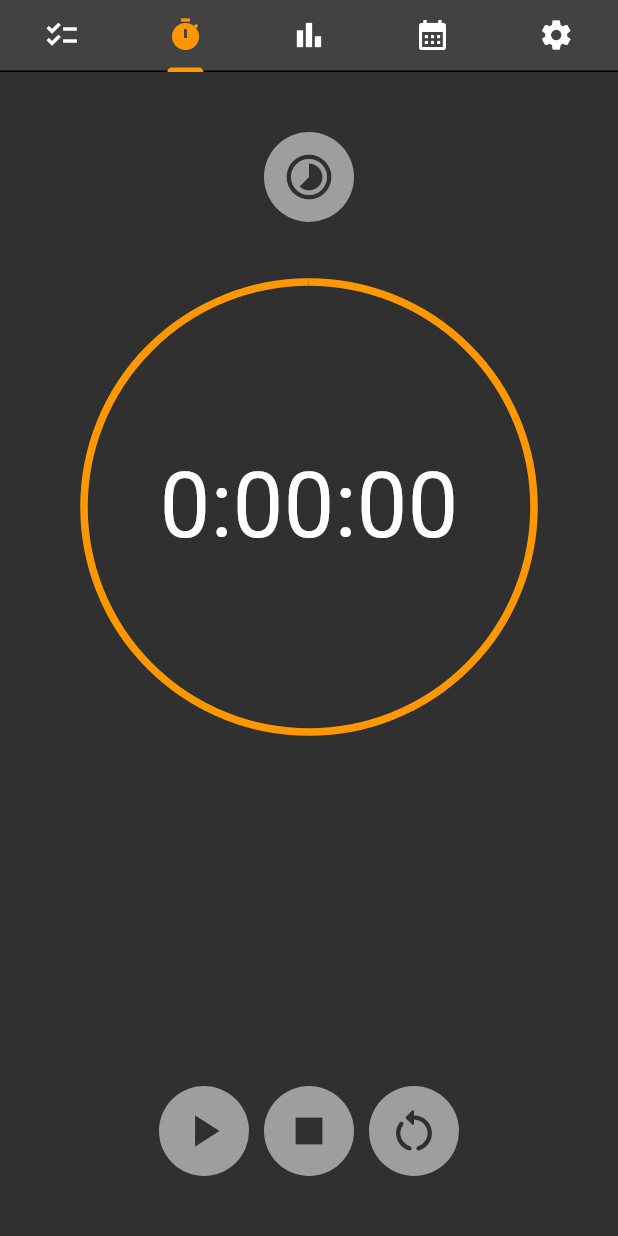
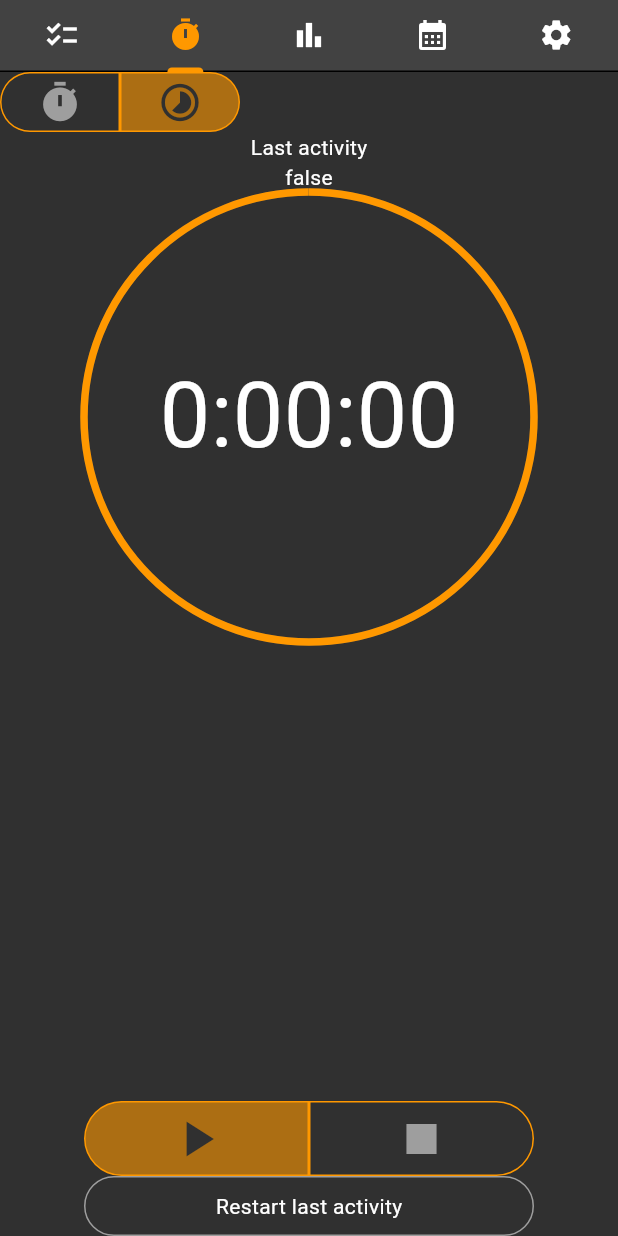
Before and after one commit to Knowny/flutter-time-manager, a Flutter app: the screen it shows after launch, tab 2 chosen, on a phone screen of 412 x 824 dp. Run offline on Flutter 3.47's test engine with Material 3 defaults, Android fonts, the phone set to English and light mode, and no system bars; our stand-ins replace fl_chart, flutter_slidable, hive, hive_flutter, table_calendar; accounts and stored records are empty.

Commit message:
prettier timer

```diff
--- a/itu_proj/lib/pages/timer_page.dart
+++ b/itu_proj/lib/pages/timer_page.dart
@@ -41,6 +41,7 @@ class _TimerPageState extends State<TimerPage> with TickerProviderStateMixin, Au
   String categoryPickedName = "";
 
   bool isRunning = false;
+  bool isPaused = false;
   bool isIncremental = false;
   bool categoryPicked = false;
   bool activitySaved = false;
@@ -154,26 +155,71 @@ class _TimerPageState extends State<TimerPage> with TickerProviderStateMixin, Au
                 //--------------------------------------------------------------
                 //                  TIMER MODE PICKER
                 //--------------------------------------------------------------
-                 Padding(
-                  padding: const EdgeInsets.all(40),
-                  child: GestureDetector(
+                 Row(
+                  children: [
+                    GestureDetector(
                       onTap: () {
-                      if(isIncremental){
-                        setState(() {
-                          isIncremental = false;
-                          minutes = 0;
-                        });
+                        if(controller.isAnimating || isPaused){
+                          final snackBar = SnackBar(
+                            content: Text('Timer mode cannot be changed while activity is in progress',
+                              style: TextStyle(color: Colors.grey.shade900.withOpacity(1.0)),
+                            ),
+                            backgroundColor: Colors.grey.withOpacity(0.8),
+                          );
 
-                      }else{
+                          ScaffoldMessenger.of(context).showSnackBar(
+                            snackBar
+                          );
+                        }
+                        else if(!isIncremental){
                           setState(() {
                             isIncremental = true;
+                            minutes = 0;
                           });
                         }
                       },
-                    child: RoundButton(icon: isIncremental ? Icons.timer : Icons.timelapse),
-                  )
+                      child: RoundButtonLeft(
+                        size: 40,
+                        clicked: isIncremental,
+                        icon: Icons.timer),
                     ),
+                    GestureDetector(
 
+                      onTap: () {
+                        if(controller.isAnimating || isPaused){
+                           final snackBar = SnackBar(
+                            content: Text('Timer mode cannot be changed while activity is in progress',
+                              style: TextStyle(color: Colors.grey.shade900.withOpacity(1.0)),
+                            ),
+                            backgroundColor: Colors.grey.withOpacity(0.8),
+                          );
+
+                          ScaffoldMessenger.of(context).showSnackBar(
+                            snackBar
+                          );
+                        }
+                        else if(isIncremental){
+                          setState(() {
+                            isIncremental = false;
+                          });
+                        }
+                      },
+                      child: RoundButtonRight(
+                        size: 40,
+                        clicked: !isIncremental,
+                        icon: Icons.timelapse
+                      ),
+                    ),
+                  ],
+
+                ),
+                const Text(
+                  'Last activity'
+                ),
+                Text(
+                  //isIncremental || lastTimer == Duration.zero ? categoryPickedName : '$categoryPickedName for ${(lastTimer.inSeconds).toString()} seconds'
+                  '$isIncremental'
+                ),
               //--------------------------------------------------------------
               //                     TIMER CIRCLE
               //--------------------------------------------------------------
@@ -229,9 +275,9 @@ class _TimerPageState extends State<TimerPage> with TickerProviderStateMixin, Au
           //--------------------------------------------------------------
           //                     BUTTONS
           //--------------------------------------------------------------
-          Padding(
-            padding: const EdgeInsets.symmetric(horizontal: 10, vertical: 40),
-            child: Row(
+          Column(
+            children: [
+              Row(
               mainAxisAlignment: MainAxisAlignment.center,
               children: [
                 //--------------------------------------------------------------
@@ -291,6 +337,7 @@ class _TimerPageState extends State<TimerPage> with TickerProviderStateMixin, Au
                       controller.stop();
                       setState(() {
                         isRunning = false;
+                        isPaused = true;
                       });
                     }else{
                       if (categoryPicked && !isIncremental){ //resume decrement
@@ -300,13 +347,16 @@ class _TimerPageState extends State<TimerPage> with TickerProviderStateMixin, Au
                       }
                       setState(() {
                         isRunning = true;
+                        isPaused = false;
                       });
                     } //if-else
 
                     }//if
                   }, //onTap
 
-                  child: RoundButton(
+                  child: RoundButtonLeft(
+                    size: 50,
+                    clicked: (isPaused || controller.isDismissed || controller.isAnimating),
                     icon: isRunning ? Icons.pause : Icons.play_arrow,
                     )
                 ),
@@ -318,18 +368,26 @@ class _TimerPageState extends State<TimerPage> with TickerProviderStateMixin, Au
                     controller.reset();
                     setState(() {
                       isRunning = false;
+                      isPaused = false;
                       categoryPicked = false;
                       activityCreate();
                     });
                   },
-                  child: const RoundButton(
+                  child: RoundButtonRight(
+                    size: 50,
+                    clicked: (controller.isAnimating || isPaused),
                     icon: Icons.stop
                   ),
+                ),
+              ]
+
             ),
             //--------------------------------------------------------------
             //                     RESET
             //--------------------------------------------------------------
-                GestureDetector(
+            Visibility(
+              visible: (controller.isDismissed && !isPaused),
+              child:GestureDetector(
                 onTap: () {
                   if(categoryPickedName != "" && lastTimer != Duration.zero){
                       if (controller.isDismissed && !isIncremental){
@@ -352,12 +410,11 @@ class _TimerPageState extends State<TimerPage> with TickerProviderStateMixin, Au
                   }
 
                 },
-                  child: const RoundButton(icon: Icons.restart_alt_rounded),
+                child: const RestartButton(text: "Restart last activity"),
+              )
             )
 
-
-              ],
-            ),
+            ]
           )
         ],
       )
--- a/itu_proj/lib/util/timer_buttons.dart
+++ b/itu_proj/lib/util/timer_buttons.dart
@@ -13,14 +13,20 @@ class RestartButton extends StatelessWidget{
       padding: const EdgeInsets.symmetric(
         horizontal: 5,
       ),
-      child: MaterialButton(
-        onPressed: (){
-
-        },
-        minWidth: 300,
-        child: Text(
+      child: Container(
+        height: 40,
+        width: 300,
+        decoration: BoxDecoration(
+          color: Colors.grey[850],
+          border: Border.all(color: Colors.grey),
+          borderRadius: BorderRadius.circular(25),
+        ),
+        child: Center(
+          child: Text(
           text,
         ),
+        )
+
       ),
     );
   }
@@ -28,28 +34,70 @@ class RestartButton extends StatelessWidget{
 
 
 
-class RoundButton extends StatelessWidget {
-  const RoundButton({
+class RoundButtonLeft extends StatelessWidget {
+  const RoundButtonLeft({
     Key? key,
     required this.icon,
+    required this.clicked,
+    required this.size
   }) : super(key: key);
   final IconData icon;
+  final bool clicked;
+  final double size;
 
   @override
   Widget build(BuildContext context) {
-    return Padding(
-      padding: const EdgeInsets.symmetric(
-        horizontal: 5,
+    return
+    Container(
+      height: size,
+      width: size < 50 ? size*2 : size*3,
+      decoration: BoxDecoration(
+        color: clicked ? Colors.orange.withOpacity(0.6) : Colors.grey[850],
+        border: Border.all(color: Colors.orange),
+        borderRadius: const BorderRadius.only(
+          topLeft: Radius.circular(25),
+          bottomLeft: Radius.circular(25)
+        ),
       ),
-      child: CircleAvatar(
-        radius: 30,
-        backgroundColor: Colors.grey,
-        child: Icon(
-          icon,
-          size: 36,
-          color: Colors.grey[850],
-        ),
+      child: Icon(
+        icon,
+        size: size-10,
+        color: clicked ? Colors.grey[850] : Colors.grey,
       ),
     );
   }
 }
+
+class RoundButtonRight extends StatelessWidget {
+  const RoundButtonRight({
+    Key? key,
+    required this.icon,
+    required this.clicked,
+    required this.size
+  }) : super(key: key);
+  final IconData icon;
+  final bool clicked;
+  final double size;
+
+  @override
+  Widget build(BuildContext context) {
+    return
+    Container(
+      height: size,
+      width: size < 50 ? size*2 : size*3,
+      decoration: BoxDecoration(
+        color: clicked ? Colors.orange.withOpacity(0.6) : Colors.grey[850],
+        border: Border.all(color: Colors.orange),
+        borderRadius: const BorderRadius.only(
+          topRight: Radius.circular(25),
+          bottomRight: Radius.circular(25)
+        ),
+      ),
+      child: Icon(
+        icon,
+        size: size-10,
+        color: clicked ? Colors.grey[850] : Colors.grey,
+      ),
+    );
+  }
+}
```
Lines whose indentation alone changed are shown as unchanged.
